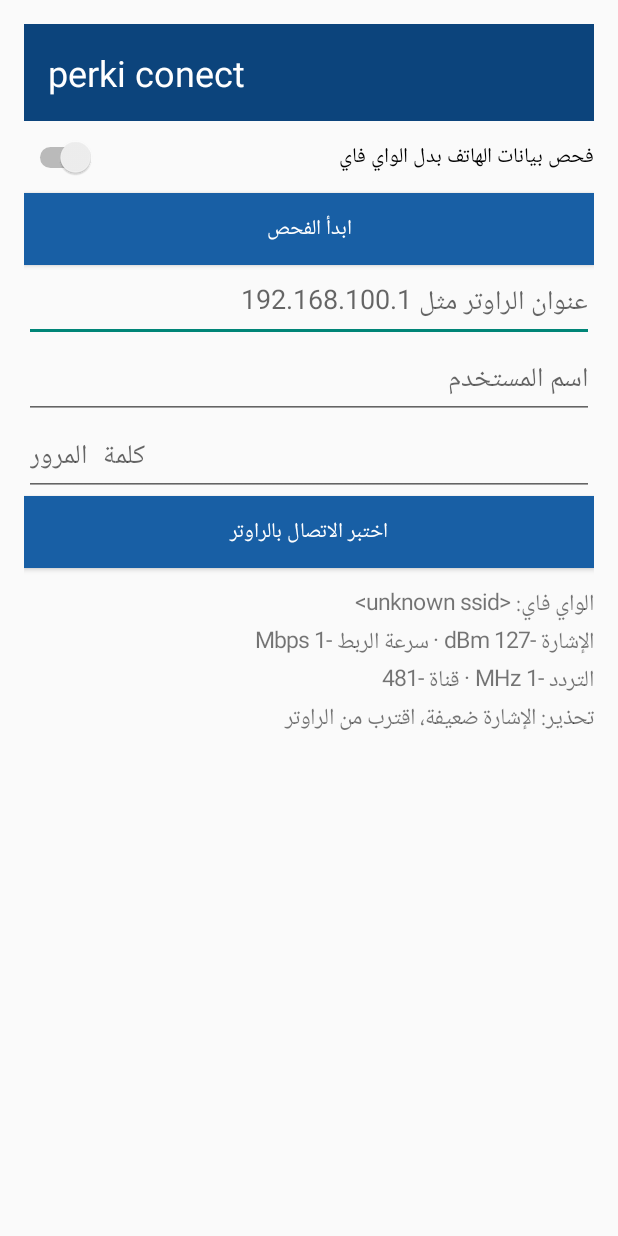
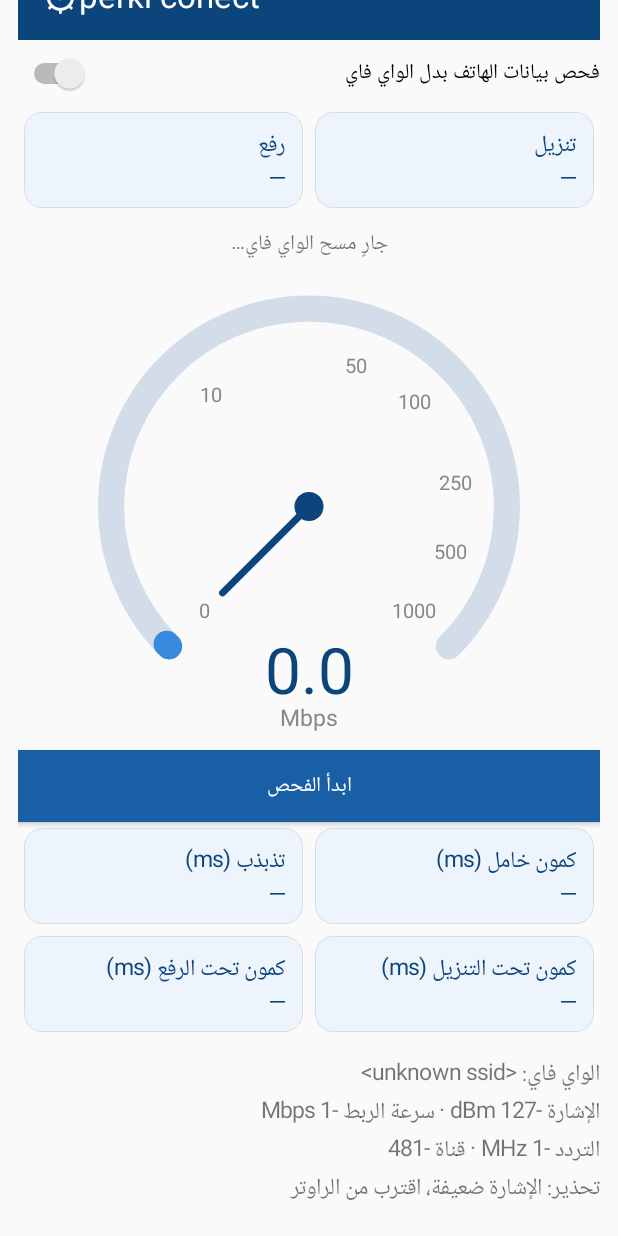
Before and after one commit to perki911/perki-conect, an Android app: the screen it shows after launch (MainActivity), after a tap on "ابدأ الفحص", on a phone screen of 412 x 824 dp. Run offline under Robolectric (Android 15) with nearby library versions, the phone set to English and light mode, and no system bars.

Commit message:
v3 gauge

```diff
--- a/app/build.gradle.kts
+++ b/app/build.gradle.kts
@@ -2,7 +2,7 @@ plugins { id("com.android.application"); id("org.jetbrains.kotlin.android") }
 android {
     namespace = "com.perki.conect"
     compileSdk = 34
-    defaultConfig { applicationId = "com.perki.conect"; minSdk = 29; targetSdk = 34; versionCode = 1; versionName = "0.1" }
+    defaultConfig { applicationId = "com.perki.conect"; minSdk = 29; targetSdk = 34; versionCode = 3; versionName = "0.3" }
     compileOptions { sourceCompatibility = JavaVersion.VERSION_17; targetCompatibility = JavaVersion.VERSION_17 }
     kotlinOptions { jvmTarget = "17" }
 }
--- /dev/null
+++ b/app/src/main/java/com/perki/conect/GaugeView.kt
@@ -0,0 +1,38 @@
+package com.perki.conect
+
+import android.content.Context
+import android.graphics.*
+import android.view.View
+import kotlin.math.cos
+import kotlin.math.sin
+
+class GaugeView(c: Context) : View(c) {
+    var value = 0.0
+        set(x) { field = x; postInvalidate() }
+    private val p = Paint(Paint.ANTI_ALIAS_FLAG)
+    private fun fr(v: Double) = (Math.log(1 + v) / Math.log(1001.0)).coerceIn(0.0, 1.0)
+
+    override fun onMeasure(w: Int, h: Int) {
+        val s = MeasureSpec.getSize(w)
+        setMeasuredDimension(s, (s * 0.84).toInt())
+    }
+
+    override fun onDraw(cv: Canvas) {
+        val w = width.toFloat(); val cx = w / 2; val cy = w * 0.42f; val r = w * 0.34f
+        val rect = RectF(cx - r, cy - r, cx + r, cy + r)
+        p.style = Paint.Style.STROKE; p.strokeWidth = w * 0.045f; p.strokeCap = Paint.Cap.ROUND
+        p.color = Color.parseColor("#D3DDEA"); cv.drawArc(rect, 135f, 270f, false, p)
+        p.color = Color.parseColor("#378ADD"); cv.drawArc(rect, 135f, (270 * fr(value)).toFloat().coerceAtLeast(1f), false, p)
+        p.style = Paint.Style.FILL; p.textAlign = Paint.Align.CENTER; p.textSize = w * 0.035f; p.color = Color.GRAY
+        listOf(0, 10, 50, 100, 250, 500, 1000).forEach { t ->
+            val a = Math.toRadians(135 + 270 * fr(t.toDouble()))
+            cv.drawText("$t", cx + (r - w * 0.085f) * cos(a).toFloat(), cy + (r - w * 0.085f) * sin(a).toFloat() + w * 0.012f, p)
+        }
+        val a = Math.toRadians(135 + 270 * fr(value))
+        p.color = Color.parseColor("#0C447C"); p.style = Paint.Style.STROKE; p.strokeWidth = w * 0.012f
+        cv.drawLine(cx, cy, cx + (r - w * 0.13f) * cos(a).toFloat(), cy + (r - w * 0.13f) * sin(a).toFloat(), p)
+        p.style = Paint.Style.FILL; cv.drawCircle(cx, cy, w * 0.025f, p)
+        p.textSize = w * 0.11f; cv.drawText("%.1f".format(value), cx, cy + r * 0.95f, p)
+        p.textSize = w * 0.04f; p.color = Color.GRAY; cv.drawText("Mbps", cx, cy + r * 0.95f + w * 0.055f, p)
+    }
+}
--- a/app/src/main/java/com/perki/conect/MainActivity.kt
+++ b/app/src/main/java/com/perki/conect/MainActivity.kt
@@ -4,47 +4,86 @@ import android.Manifest
 import android.app.Activity
 import android.content.Context
 import android.graphics.Color
+import android.graphics.drawable.GradientDrawable
 import android.net.*
 import android.net.wifi.WifiManager
 import android.os.Bundle
 import android.telephony.*
 import android.text.InputType
+import android.view.Gravity
 import android.view.View
 import android.widget.*
 import java.net.*
 import java.util.concurrent.CountDownLatch
 import java.util.concurrent.TimeUnit
+import java.util.concurrent.atomic.AtomicLong
 import kotlin.concurrent.thread
 
 class MainActivity : Activity() {
     private var mobile = false
-    private lateinit var out: TextView
+    private var busy = false
+    private lateinit var gauge: GaugeView
+    private lateinit var info: TextView
+    private lateinit var phase: TextView
+    private lateinit var diag: TextView
+    private lateinit var panel: LinearLayout
+    private lateinit var cDown: TextView
+    private lateinit var cUp: TextView
+    private lateinit var l0: TextView
+    private lateinit var lj: TextView
+    private lateinit var l1: TextView
+    private lateinit var l2: TextView
     private lateinit var ip: EditText
     private lateinit var user: EditText
     private lateinit var pass: EditText
     private val blue = Color.parseColor("#185FA5")
 
     private fun dp(v: Int) = (v * resources.displayMetrics.density).toInt()
-    private fun log(s: String) = runOnUiThread { out.append(s + "\n") }
+    private fun log(s: String) = runOnUiThread { info.append(s + "\n") }
+    private fun ui(a: () -> Unit) = runOnUiThread { a() }
     private fun f(x: Double?) = x?.let { "%.0f".format(it) } ?: "—"
     private fun btn(t: String, a: () -> Unit) = Button(this).apply { text = t; setTextColor(Color.WHITE); setBackgroundColor(blue); setOnClickListener { a() } }
     private fun field(h: String) = EditText(this).apply { hint = h; layoutDirection = View.LAYOUT_DIRECTION_LTR; setSingleLine() }
+    private fun card(label: String) = TextView(this).apply {
+        tag = label; text = "$label\n—"; textSize = 15f
+        setTextColor(Color.parseColor("#0C447C")); setPadding(dp(12), dp(10), dp(12), dp(10))
+        background = GradientDrawable().apply { setColor(Color.parseColor("#EEF4FB")); cornerRadius = dp(12).toFloat(); setStroke(dp(1), Color.parseColor("#D3DDEA")) }
+    }
+    private fun upd(t: TextView, v: String) = runOnUiThread { t.text = "${t.tag}\n$v" }
+    private fun row(vararg v: View) = LinearLayout(this).apply {
+        orientation = LinearLayout.HORIZONTAL
+        v.forEach { addView(it, LinearLayout.LayoutParams(0, LinearLayout.LayoutParams.WRAP_CONTENT, 1f).apply { setMargins(dp(4), dp(4), dp(4), dp(4)) }) }
+    }
 
     override fun onCreate(b: Bundle?) {
         super.onCreate(b)
         window.decorView.layoutDirection = View.LAYOUT_DIRECTION_RTL
         requestPermissions(arrayOf(Manifest.permission.ACCESS_FINE_LOCATION, Manifest.permission.READ_PHONE_STATE), 1)
-        val col = LinearLayout(this).apply { orientation = LinearLayout.VERTICAL; setPadding(dp(16), dp(16), dp(16), dp(16)) }
-        col.addView(TextView(this).apply { text = "perki conect"; textSize = 24f; setTextColor(Color.WHITE); setBackgroundColor(Color.parseColor("#0C447C")); setPadding(dp(16), dp(16), dp(16), dp(16)) })
-        col.addView(Switch(this).apply { text = "فحص بيانات الهاتف بدل الواي فاي"; setPadding(0, dp(12), 0, dp(12)); setOnCheckedChangeListener { _, c -> mobile = c } })
+        val col = LinearLayout(this).apply { orientation = LinearLayout.VERTICAL; setPadding(dp(12), dp(12), dp(12), dp(12)) }
+        val head = LinearLayout(this).apply { orientation = LinearLayout.HORIZONTAL; gravity = Gravity.CENTER_VERTICAL; setBackgroundColor(Color.parseColor("#0C447C")); setPadding(dp(16), dp(12), dp(16), dp(12)) }
+        head.addView(TextView(this).apply { text = "perki conect"; textSize = 22f; setTextColor(Color.WHITE) }, LinearLayout.LayoutParams(0, LinearLayout.LayoutParams.WRAP_CONTENT, 1f))
+        head.addView(TextView(this).apply { text = "⚙"; textSize = 26f; setTextColor(Color.WHITE); setOnClickListener { panel.visibility = if (panel.visibility == View.GONE) View.VISIBLE else View.GONE } })
+        col.addView(head)
+        col.addView(Switch(this).apply { text = "فحص بيانات الهاتف بدل الواي فاي"; setPadding(0, dp(10), 0, dp(10)); setOnCheckedChangeListener { _, c -> mobile = c } })
+        cDown = card("تنزيل"); cUp = card("رفع")
+        col.addView(row(cDown, cUp))
+        phase = TextView(this).apply { text = "جاهز للفحص"; gravity = Gravity.CENTER; setPadding(0, dp(8), 0, 0) }
+        col.addView(phase)
+        gauge = GaugeView(this); col.addView(gauge)
         col.addView(btn("ابدأ الفحص") { run() })
+        l0 = card("كمون خامل (ms)"); lj = card("تذبذب (ms)"); l1 = card("كمون تحت التنزيل (ms)"); l2 = card("كمون تحت الرفع (ms)")
+        col.addView(row(l0, lj)); col.addView(row(l1, l2))
+        diag = TextView(this).apply { visibility = View.GONE; setTextColor(Color.parseColor("#A32D2D")); setBackgroundColor(Color.parseColor("#FDECEA")); setPadding(dp(12), dp(10), dp(12), dp(10)) }
+        col.addView(diag)
+        panel = LinearLayout(this).apply { orientation = LinearLayout.VERTICAL; visibility = View.GONE }
         ip = field("عنوان الراوتر مثل 192.168.100.1"); user = field("اسم المستخدم")
         pass = field("كلمة المرور").apply { inputType = InputType.TYPE_CLASS_TEXT or InputType.TYPE_TEXT_VARIATION_PASSWORD }
         ip.setText(getSharedPreferences("p", 0).getString("ip", gateway()))
-        listOf(ip, user, pass).forEach { col.addView(it) }
-        col.addView(btn("اختبر الاتصال بالراوتر") { testRouter() })
-        out = TextView(this).apply { setTextIsSelectable(true); setPadding(0, dp(12), 0, 0); textSize = 15f }
-        col.addView(out)
+        listOf(ip, user, pass).forEach { panel.addView(it) }
+        panel.addView(btn("اختبر الاتصال بالراوتر") { testRouter() })
+        col.addView(panel)
+        info = TextView(this).apply { setTextIsSelectable(true); setPadding(0, dp(12), 0, 0); textSize = 15f }
+        col.addView(info)
         setContentView(ScrollView(this).apply { addView(col) })
     }
 
@@ -67,14 +106,38 @@ class MainActivity : Activity() {
     }
 
     private fun run() {
-        out.text = ""
+        if (busy) return
+        busy = true
+        ui { info.text = ""; diag.visibility = View.GONE; gauge.value = 0.0
+            listOf(cDown, cUp, l0, lj, l1, l2).forEach { it.text = "${it.tag}\n—" } }
         thread {
             try {
                 var net: Network? = null
-                if (mobile) { net = mobileTest() ?: return@thread } else wifiTest()
-                speed(net)
-                log("انتهى الفحص")
+                if (mobile) { ui { phase.text = "جارٍ فحص الشبكة الخلوية…" }; net = mobileTest() ?: return@thread }
+                else { ui { phase.text = "جارٍ مسح الواي فاي…" }; wifiTest() }
+                ui { phase.text = "جارٍ قياس الكمون…" }
+                val idle = rtt("1.1.1.1", 443, net, 10)
+                upd(l0, f(idle?.first)); upd(lj, f(idle?.second))
+                var warn = ""
+                for (up in listOf(false, true)) {
+                    ui { phase.text = if (up) "جارٍ اختبار الرفع…" else "جارٍ اختبار التنزيل…" }
+                    var loaded: Pair<Double, Double>? = null
+                    val th = thread { Thread.sleep(1500); loaded = rtt("1.1.1.1", 443, net, 12) }
+                    val mbps = try { transfer(up, net) { v -> ui { gauge.value = v } } }
+                        catch (e: Exception) { log("فشل اختبار ${if (up) "الرفع" else "التنزيل"}: ${e.message}"); 0.0 }
+                    th.join()
+                    ui { gauge.value = mbps }
+                    upd(if (up) cUp else cDown, "${"%.1f".format(mbps)} Mbps")
+                    upd(if (up) l2 else l1, f(loaded?.first))
+                    val l = loaded?.first; val i = idle?.first
+                    if (l != null && i != null && l > i * 3 && warn.isEmpty())
+                        warn = "Bufferbloat مرتفع: الكمون ×${"%.0f".format(l / i)} تحت حمل ${if (up) "الرفع" else "التنزيل"}. فعّل QoS أو SQM في الراوتر وحدّد 85–90% من السرعة."
+                    Thread.sleep(600); ui { gauge.value = 0.0 }
+                }
+                if (warn.isNotEmpty()) ui { diag.text = warn; diag.visibility = View.VISIBLE }
+                ui { phase.text = "اكتمل الفحص" }
             } catch (e: Exception) { log("خطأ: ${e.message}") }
+            finally { busy = false }
         }
     }
 
@@ -134,53 +197,38 @@ class MainActivity : Activity() {
         return if (t.isEmpty()) null else Pair(t.average(), t.max() - t.min())
     }
 
-    private fun transfer(up: Boolean, net: Network?): Double {
-        if (!up) {
-            val total = java.util.concurrent.atomic.AtomicLong(0)
+    private fun transfer(up: Boolean, net: Network?, live: (Double) -> Unit): Double {
+        val total = AtomicLong(0)
         var err = ""
-            val st0 = System.currentTimeMillis(); val end0 = st0 + 7000
-            (1..4).map { thread {
-                val b = ByteArray(65536)
+        val st = System.currentTimeMillis(); val end = st + 7000
+        val ws = (1..(if (up) 2 else 4)).map { thread {
+            val buf = ByteArray(65536)
             try {
-                    while (System.currentTimeMillis() < end0) {
-                        val u0 = URL("https://speed.cloudflare.com/__down?bytes=10000000")
-                        val c0 = (net?.openConnection(u0) ?: u0.openConnection()) as HttpURLConnection
-                        c0.connectTimeout = 5000
-                        if (c0.responseCode != 200) { err = "HTTP ${c0.responseCode}"; c0.disconnect(); break }
-                        c0.inputStream.use { while (System.currentTimeMillis() < end0) { val r = it.read(b); if (r < 0) break; total.addAndGet(r.toLong()) } }
-                        c0.disconnect()
-                    }
-                } catch (e: Exception) { err = e.javaClass.simpleName + ": " + e.message }
-            } }.forEach { it.join() }
-            if (total.get() == 0L) throw Exception(err)
-            return total.get() * 8 / 1e6 / ((System.currentTimeMillis() - st0) / 1000.0)
-        }
-        val u = URL(if (up) "https://speed.cloudflare.com/__up" else "https://speed.cloudflare.com/__down?bytes=100000000")
+                while (System.currentTimeMillis() < end) {
+                    val u = URL(if (up) "https://speed.cloudflare.com/__up" else "https://speed.cloudflare.com/__down?bytes=10000000")
                     val c = (net?.openConnection(u) ?: u.openConnection()) as HttpURLConnection
                     c.connectTimeout = 5000
-        val st = System.currentTimeMillis(); val end = st + 7000
-        var bytes = 0L
-        val buf = ByteArray(65536)
                     try {
                         if (up) {
                             c.doOutput = true; c.requestMethod = "POST"; c.setChunkedStreamingMode(65536)
-                c.outputStream.use { while (System.currentTimeMillis() < end) { it.write(buf); bytes += buf.size } }
-            } else c.inputStream.use { while (System.currentTimeMillis() < end) { val r = it.read(buf); if (r < 0) break; bytes += r } }
+                            c.outputStream.use { o -> while (System.currentTimeMillis() < end) { o.write(buf); total.addAndGet(buf.size.toLong()) } }
+                            c.responseCode
+                        } else {
+                            if (c.responseCode != 200) { err = "HTTP ${c.responseCode}"; return@thread }
+                            c.inputStream.use { i -> while (System.currentTimeMillis() < end) { val r = i.read(buf); if (r < 0) break; total.addAndGet(r.toLong()) } }
+                        }
                     } finally { c.disconnect() }
-        return bytes * 8 / 1e6 / ((System.currentTimeMillis() - st) / 1000.0)
                 }
-
-    private fun speed(net: Network?) {
-        val idle = rtt("1.1.1.1", 443, net, 10)
-        log("الكمون الخامل: ${f(idle?.first)} ms (تذبذب ${f(idle?.second)})")
-        for (up in listOf(false, true)) {
-            var loaded: Pair<Double, Double>? = null
-            val th = thread { Thread.sleep(1500); loaded = rtt("1.1.1.1", 443, net, 12) }
-            val mbps = try { transfer(up, net) } catch (e: Exception) { log("فشل اختبار ${if (up) "الرفع" else "التنزيل"}: ${e.message}"); 0.0 }
-            th.join()
-            log("${if (up) "الرفع" else "التنزيل"}: ${"%.1f".format(mbps)} Mbps · كمون تحت الحمل: ${f(loaded?.first)} ms")
-            val l = loaded?.first; val i = idle?.first
-            if (l != null && i != null && l > i * 4) log("تشخيص: bufferbloat مرتفع (×${"%.0f".format(l / i)}). فعّل QoS أو SQM في الراوتر وحدّد 85–90% من السرعة")
+            } catch (e: Exception) { err = e.javaClass.simpleName + ": " + e.message }
+        } }
+        var last = 0L; var s = 0.0
+        while (System.currentTimeMillis() < end && ws.any { it.isAlive }) {
+            Thread.sleep(200)
+            val t = total.get()
+            s = 0.6 * s + 0.4 * ((t - last) * 8 / 1e6 / 0.2); last = t; live(s)
+        }
+        ws.forEach { it.join() }
+        if (total.get() == 0L) throw Exception(err)
+        return total.get() * 8 / 1e6 / ((System.currentTimeMillis() - st) / 1000.0)
     }
 }
-}
```
Lines whose indentation alone changed are shown as unchanged.
